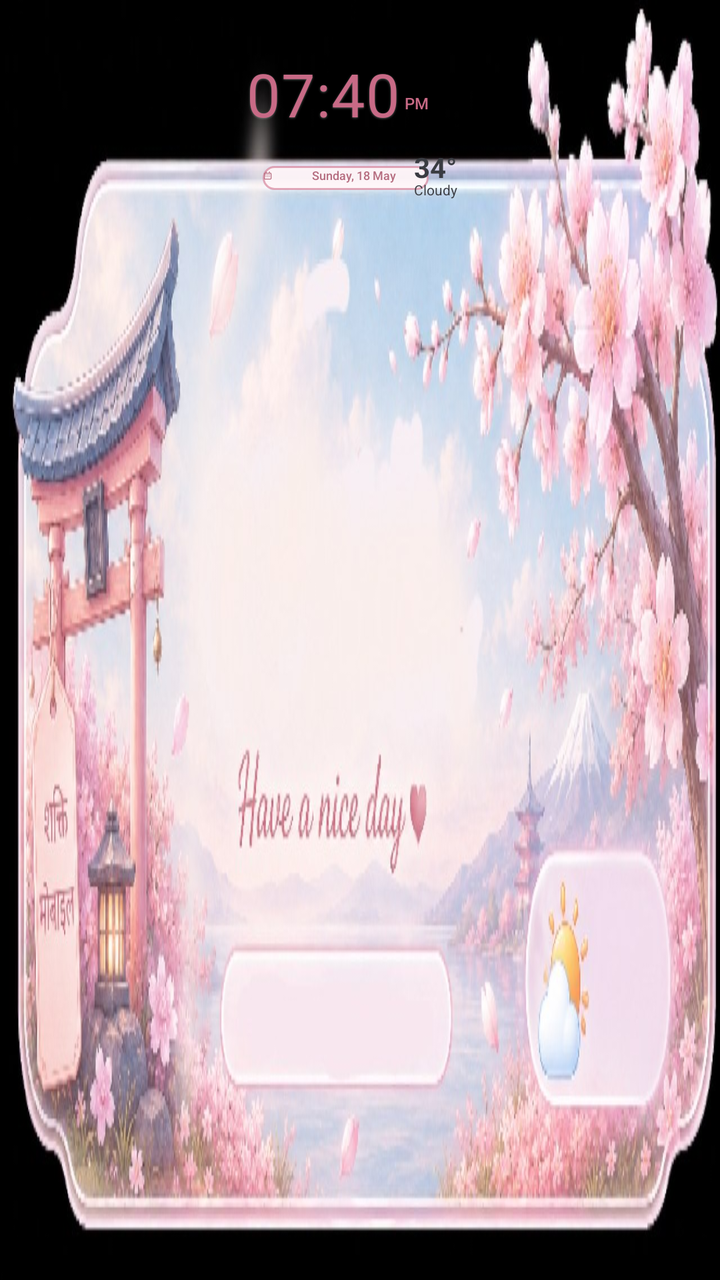
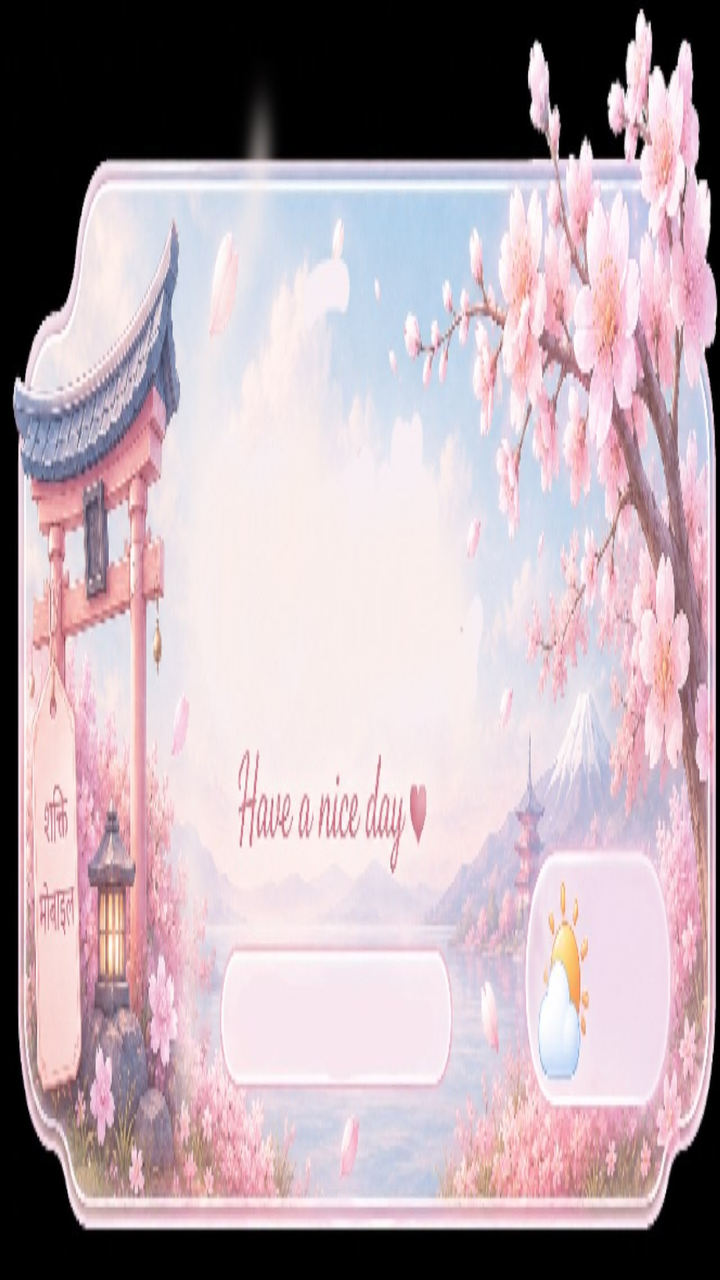

Before-and-after screenshots of an Android layout around one commit, followed by the original layout XML and the change that was made.
<!-- AndroidManifest.xml: application theme Theme.SakuraWidget -->
<!-- res/layout/widget_sakura.xml -->
<?xml version="1.0" encoding="utf-8"?>
<FrameLayout xmlns:android="http://schemas.android.com/apk/res/android"
    android:id="@+id/widget_root"
    android:layout_width="match_parent"
    android:layout_height="match_parent"
    android:clipChildren="false"
    android:contentDescription="@string/widget_name">

    <ImageView
        android:id="@+id/widget_art"
        android:layout_width="match_parent"
        android:layout_height="match_parent"
        android:contentDescription="@null"
        android:importantForAccessibility="no"
        android:scaleType="fitXY"
        android:src="@drawable/widget_art_clean" />

    <LinearLayout
        android:layout_width="wrap_content"
        android:layout_height="wrap_content"
        android:layout_gravity="center_horizontal|top"
        android:layout_marginTop="31dp"
        android:translationX="-11dp"
        android:gravity="bottom"
        android:orientation="horizontal">

        <TextView
            android:id="@+id/widget_time"
            android:layout_width="wrap_content"
            android:layout_height="wrap_content"
            android:fontFamily="sans-serif"
            android:includeFontPadding="false"
            android:letterSpacing="0.01"
            android:shadowColor="#55FFFFFF"
            android:shadowDx="0"
            android:shadowDy="1"
            android:shadowRadius="2"
            android:text="07:40"
            android:textColor="@color/clock_pink"
            android:textSize="30sp"
            android:textStyle="normal" />

        <TextView
            android:id="@+id/widget_meridiem"
            android:layout_width="wrap_content"
            android:layout_height="wrap_content"
            android:layout_marginBottom="4dp"
            android:layout_marginStart="2dp"
            android:fontFamily="sans-serif-medium"
            android:includeFontPadding="false"
            android:text="PM"
            android:textColor="@color/clock_pink"
            android:textSize="8sp" />
    </LinearLayout>

    <TextView
        android:id="@+id/widget_date"
        android:layout_width="83dp"
        android:layout_height="12dp"
        android:layout_gravity="center_horizontal|top"
        android:layout_marginTop="83dp"
        android:background="@drawable/date_pill"
        android:drawableStart="@drawable/ic_calendar"
        android:drawablePadding="3dp"
        android:drawableTint="@color/date_pink"
        android:fontFamily="sans-serif-medium"
        android:gravity="center"
        android:includeFontPadding="false"
        android:maxLines="1"
        android:paddingBottom="2dp"
        android:translationX="-7dp"
        android:text="Sunday, 18 May"
        android:textColor="@color/date_pink"
        android:textSize="6sp" />

    <LinearLayout
        android:layout_width="39dp"
        android:layout_height="wrap_content"
        android:layout_gravity="start|top"
        android:layout_marginStart="207dp"
        android:layout_marginTop="76dp"
        android:gravity="center_vertical"
        android:orientation="vertical">

        <TextView
            android:id="@+id/widget_temperature"
            android:layout_width="match_parent"
            android:layout_height="wrap_content"
            android:fontFamily="sans-serif"
            android:includeFontPadding="false"
            android:text="34°"
            android:textColor="@color/weather_dark"
            android:textSize="14sp"
            android:textStyle="bold" />

        <TextView
            android:id="@+id/widget_condition"
            android:layout_width="match_parent"
            android:layout_height="wrap_content"
            android:fontFamily="sans-serif"
            android:includeFontPadding="false"
            android:maxLines="1"
            android:translationY="-1dp"
            android:text="Cloudy"
            android:textColor="@color/weather_dark"
            android:textSize="7sp" />
    </LinearLayout>
</FrameLayout>
<!-- resources referenced by this layout -->
<resources>
  <color name="clock_pink">#C86A86</color>
  <color name="date_pink">#B56C7F</color>
  <color name="weather_dark">#3A3C42</color>
  <!-- drawable date_pill (drawable) -->
  <?xml version="1.0" encoding="utf-8"?>
  <shape xmlns:android="http://schemas.android.com/apk/res/android">
      <solid android:color="#EFFFF6F8" />
      <stroke
          android:width="1dp"
          android:color="#B8D989A0" />
      <corners android:radius="18dp" />
  </shape>
  <!-- drawable ic_calendar (drawable) -->
  <?xml version="1.0" encoding="utf-8"?>
  <vector xmlns:android="http://schemas.android.com/apk/res/android"
      android:width="5dp"
      android:height="5dp"
      android:viewportWidth="24"
      android:viewportHeight="24">
      <path
          android:fillColor="@color/date_pink"
          android:pathData="M7,2L7,5L5,5C3.9,5 3,5.9 3,7L3,19C3,20.1 3.9,21 5,21L19,21C20.1,21 21,20.1 21,19L21,7C21,5.9 20.1,5 19,5L17,5L17,2L15,2L15,5L9,5L9,2L7,2ZM5,7L19,7L19,19L5,19L5,7ZM7,9L7,11L9,11L9,9L7,9ZM11,9L11,11L13,11L13,9L11,9ZM15,9L15,11L17,11L17,9L15,9ZM7,13L7,15L9,15L9,13L7,13ZM11,13L11,15L13,15L13,13L11,13ZM15,13L15,15L17,15L17,13L15,13Z" />
  </vector>
  <!-- drawable widget_art_clean: png bitmap (drawable-nodpi, 727103 bytes) -->
  <string name="widget_name">Sakura clock and weather</string>
  <style name="Theme.SakuraWidget" parent="android:style/Theme.Material.Light.NoActionBar">
          <item name="android:fontFamily">sans</item>
          <item name="android:colorAccent">#C86A86</item>
          <item name="android:windowActionModeOverlay">true</item>
      </style>
</resources>

<!-- the commit's change to res/layout/widget_sakura.xml (unified diff, before → after) -->
@@ -7,102 +7,11 @@
     android:contentDescription="@string/widget_name">
 
     <ImageView
-        android:id="@+id/widget_art"
+        android:id="@+id/widget_render"
         android:layout_width="match_parent"
         android:layout_height="match_parent"
         android:contentDescription="@null"
         android:importantForAccessibility="no"
         android:scaleType="fitXY"
         android:src="@drawable/widget_art_clean" />
-
-    <LinearLayout
-        android:layout_width="wrap_content"
-        android:layout_height="wrap_content"
-        android:layout_gravity="center_horizontal|top"
-        android:layout_marginTop="31dp"
-        android:translationX="-11dp"
-        android:gravity="bottom"
-        android:orientation="horizontal">
-
-        <TextView
-            android:id="@+id/widget_time"
-            android:layout_width="wrap_content"
-            android:layout_height="wrap_content"
-            android:fontFamily="sans-serif"
-            android:includeFontPadding="false"
-            android:letterSpacing="0.01"
-            android:shadowColor="#55FFFFFF"
-            android:shadowDx="0"
-            android:shadowDy="1"
-            android:shadowRadius="2"
-            android:text="07:40"
-            android:textColor="@color/clock_pink"
-            android:textSize="30sp"
-            android:textStyle="normal" />
-
-        <TextView
-            android:id="@+id/widget_meridiem"
-            android:layout_width="wrap_content"
-            android:layout_height="wrap_content"
-            android:layout_marginBottom="4dp"
-            android:layout_marginStart="2dp"
-            android:fontFamily="sans-serif-medium"
-            android:includeFontPadding="false"
-            android:text="PM"
-            android:textColor="@color/clock_pink"
-            android:textSize="8sp" />
-    </LinearLayout>
-
-    <TextView
-        android:id="@+id/widget_date"
-        android:layout_width="83dp"
-        android:layout_height="12dp"
-        android:layout_gravity="center_horizontal|top"
-        android:layout_marginTop="83dp"
-        android:background="@drawable/date_pill"
-        android:drawableStart="@drawable/ic_calendar"
-        android:drawablePadding="3dp"
-        android:drawableTint="@color/date_pink"
-        android:fontFamily="sans-serif-medium"
-        android:gravity="center"
-        android:includeFontPadding="false"
-        android:maxLines="1"
-        android:paddingBottom="2dp"
-        android:translationX="-7dp"
-        android:text="Sunday, 18 May"
-        android:textColor="@color/date_pink"
-        android:textSize="6sp" />
-
-    <LinearLayout
-        android:layout_width="39dp"
-        android:layout_height="wrap_content"
-        android:layout_gravity="start|top"
-        android:layout_marginStart="207dp"
-        android:layout_marginTop="76dp"
-        android:gravity="center_vertical"
-        android:orientation="vertical">
-
-        <TextView
-            android:id="@+id/widget_temperature"
-            android:layout_width="match_parent"
-            android:layout_height="wrap_content"
-            android:fontFamily="sans-serif"
-            android:includeFontPadding="false"
-            android:text="34°"
-            android:textColor="@color/weather_dark"
-            android:textSize="14sp"
-            android:textStyle="bold" />
-
-        <TextView
-            android:id="@+id/widget_condition"
-            android:layout_width="match_parent"
-            android:layout_height="wrap_content"
-            android:fontFamily="sans-serif"
-            android:includeFontPadding="false"
-            android:maxLines="1"
-            android:translationY="-1dp"
-            android:text="Cloudy"
-            android:textColor="@color/weather_dark"
-            android:textSize="7sp" />
-    </LinearLayout>
 </FrameLayout>
<!-- resource entries referenced after the edit -->
@@ -1,28 +1,5 @@
 <!-- resources referenced by this layout -->
 <resources>
-  <color name="clock_pink">#C86A86</color>
-  <color name="date_pink">#B56C7F</color>
-  <color name="weather_dark">#3A3C42</color>
-  <!-- drawable date_pill (drawable) -->
-  <?xml version="1.0" encoding="utf-8"?>
-  <shape xmlns:android="http://schemas.android.com/apk/res/android">
-      <solid android:color="#EFFFF6F8" />
-      <stroke
-          android:width="1dp"
-          android:color="#B8D989A0" />
-      <corners android:radius="18dp" />
-  </shape>
-  <!-- drawable ic_calendar (drawable) -->
-  <?xml version="1.0" encoding="utf-8"?>
-  <vector xmlns:android="http://schemas.android.com/apk/res/android"
-      android:width="5dp"
-      android:height="5dp"
-      android:viewportWidth="24"
-      android:viewportHeight="24">
-      <path
-          android:fillColor="@color/date_pink"
-          android:pathData="M7,2L7,5L5,5C3.9,5 3,5.9 3,7L3,19C3,20.1 3.9,21 5,21L19,21C20.1,21 21,20.1 21,19L21,7C21,5.9 20.1,5 19,5L17,5L17,2L15,2L15,5L9,5L9,2L7,2ZM5,7L19,7L19,19L5,19L5,7ZM7,9L7,11L9,11L9,9L7,9ZM11,9L11,11L13,11L13,9L11,9ZM15,9L15,11L17,11L17,9L15,9ZM7,13L7,15L9,15L9,13L7,13ZM11,13L11,15L13,15L13,13L11,13ZM15,13L15,15L17,15L17,13L15,13Z" />
-  </vector>
   <!-- drawable widget_art_clean: png bitmap (drawable-nodpi, 727103 bytes) -->
   <string name="widget_name">Sakura clock and weather</string>
   <style name="Theme.SakuraWidget" parent="android:style/Theme.Material.Light.NoActionBar">
